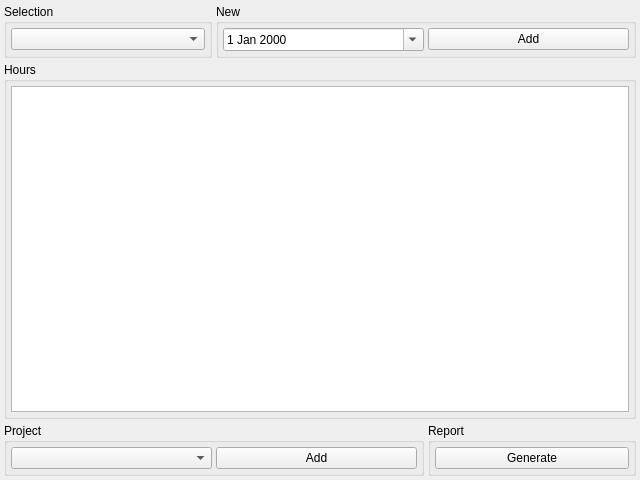
This is HourGlass/forms/WWorkHours.ui in CaSchmidt/HourGlass as Qt 5 draws it before an edit. The edited form follows.
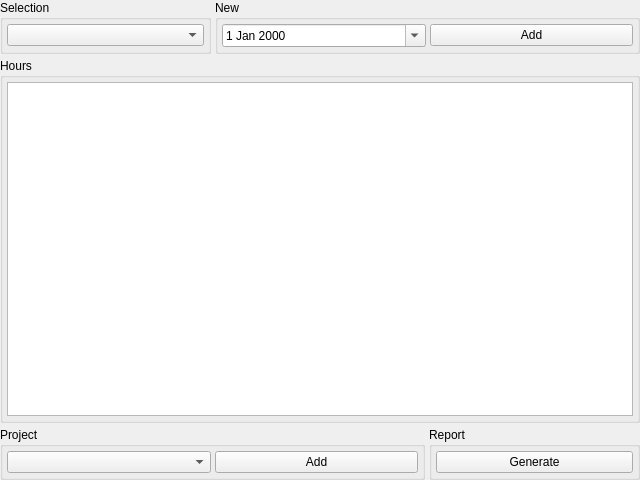
This is the edited form.

Patch:
```diff
--- a/HourGlass/forms/WWorkHours.ui
+++ b/HourGlass/forms/WWorkHours.ui
@@ -15,16 +15,16 @@
   </property>
   <layout class="QGridLayout" name="gridLayout">
    <property name="leftMargin">
-    <number>4</number>
+    <number>0</number>
    </property>
    <property name="topMargin">
-    <number>4</number>
+    <number>0</number>
    </property>
    <property name="rightMargin">
-    <number>4</number>
+    <number>0</number>
    </property>
    <property name="bottomMargin">
-    <number>4</number>
+    <number>0</number>
    </property>
    <property name="spacing">
     <number>4</number>
```
